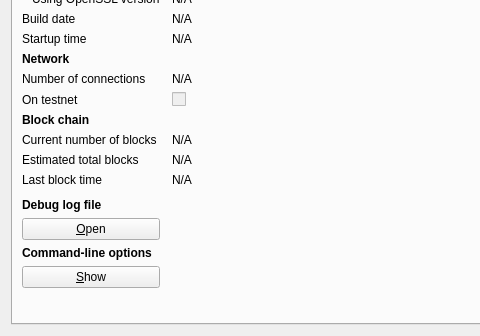
Qt form src/qt/forms/rpcconsole.ui (cygnusxi/CurecoinSource) before a commit; both pictures show x 0 to 480 and y 114 to 450 of the 740 by 450 pixel window.
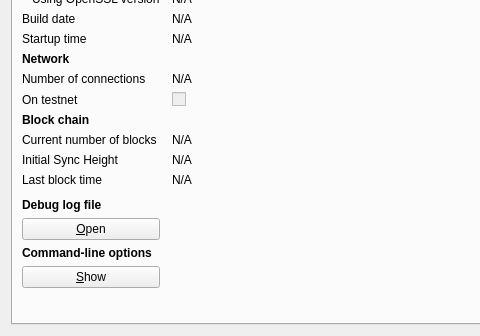
The same form after that commit. Icons and pictures are not drawn.

Patch:
```diff
--- a/src/qt/forms/rpcconsole.ui
+++ b/src/qt/forms/rpcconsole.ui
@@ -250,7 +250,7 @@
        <item row="11" column="0">
         <widget class="QLabel" name="label_4">
          <property name="text">
-          <string>Estimated total blocks</string>
+          <string>Initial Sync Height</string>
          </property>
         </widget>
        </item>
```
